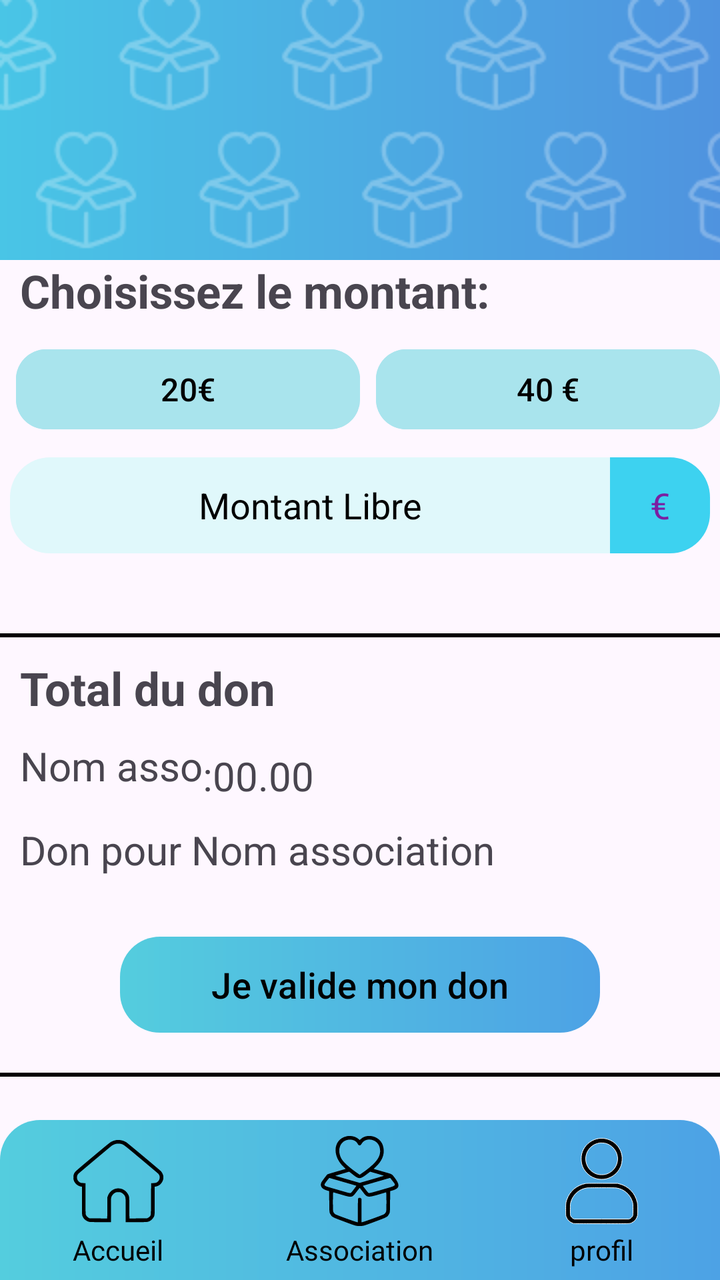
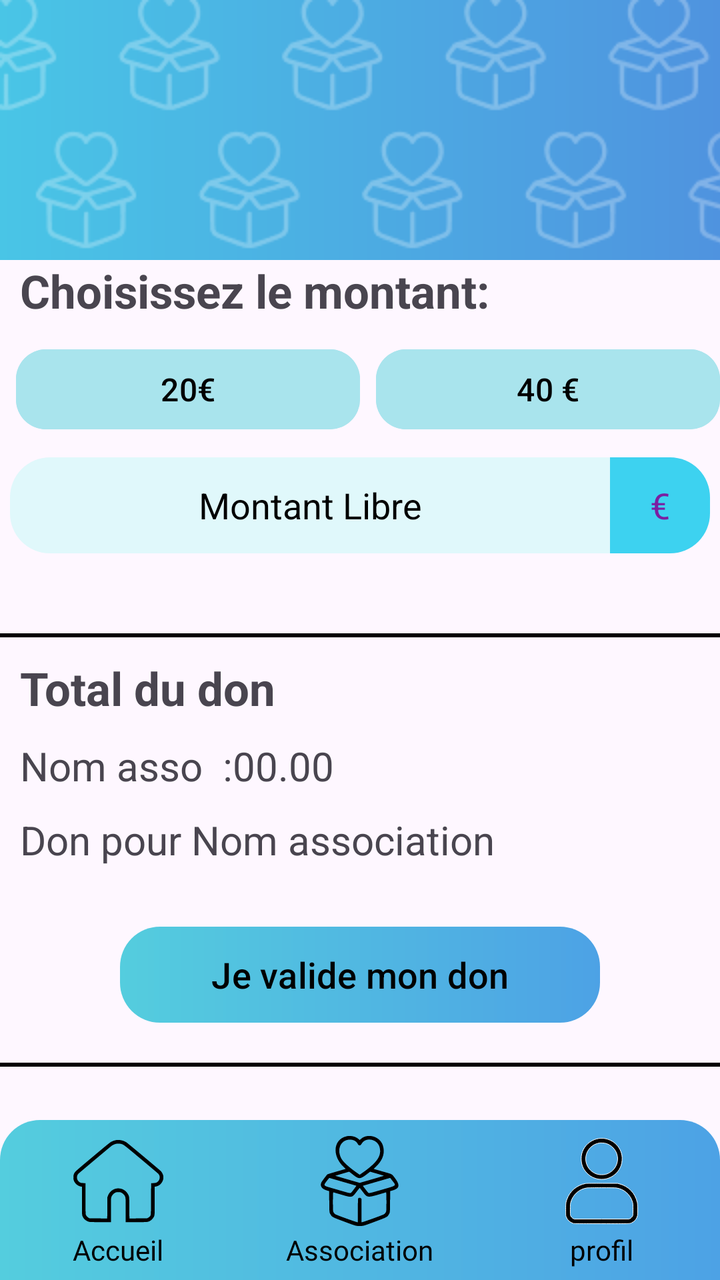

Screens rendered from an Android XML layout before and after an edit, with the pre-edit source and the edit as a unified diff.
<!-- AndroidManifest.xml: application theme Theme.NewAgapiVERSION311CLEAN -->
<!-- res/layout/page_don.xml -->
<?xml version="1.0" encoding="utf-8"?>
<androidx.constraintlayout.widget.ConstraintLayout xmlns:android="http://schemas.android.com/apk/res/android"
    xmlns:tools="http://schemas.android.com/tools"
    android:layout_width="match_parent"
    android:layout_height="match_parent"
    xmlns:app="http://schemas.android.com/apk/res-auto">
    <include layout="@layout/page_association_header"
        android:id="@+id/header"
        app:layout_constraintTop_toTopOf="parent"
        app:layout_constraintStart_toStartOf="parent"
        app:layout_constraintEnd_toEndOf="parent"
        />

    <TextView
        android:id="@+id/TitleMontantDon"
        android:layout_width="wrap_content"
        android:layout_height="wrap_content"
        android:text="@string/choisissez_le_montant"
        app:layout_constraintStart_toStartOf="parent"
        app:layout_constraintTop_toBottomOf="@id/header"
        android:textSize="23sp"
        android:textStyle="bold"
        android:layout_marginStart="10dp"

         />


    <LinearLayout
        android:layout_width="match_parent"
        android:layout_height="wrap_content"
        android:orientation="vertical"
        app:layout_constraintTop_toBottomOf="@+id/TitleMontantDon"
        android:gravity="center"
        android:id="@+id/sectionMontant"

        >
        <LinearLayout
            style="?android:attr/buttonBarStyle"
            android:layout_width="match_parent"
            android:layout_height="wrap_content"
            android:layout_marginTop="10dp">

            <Button
                android:id="@+id/button"
                style="?android:attr/buttonBarButtonStyle"
                android:layout_width="0dp"
                android:layout_height="wrap_content"
                android:layout_marginHorizontal="25dp"
                android:layout_weight="1"
                android:text="20€"
                android:textColor="@color/text_svg_main_color"
                android:textSize="16sp"
                app:cornerRadius="15dp"
                android:backgroundTint="@color/button_don_color"

                tools:ignore="HardcodedText" />

            <Button
                android:id="@+id/button2"
                style="?android:attr/buttonBarButtonStyle"
                android:layout_width="0dp"
                android:layout_height="wrap_content"
                android:text="40 €"
                android:textSize="16sp"
                android:layout_weight="1"
                android:layout_marginHorizontal="25dp"
                app:layout_constraintWidth_percent="0.35"
                app:cornerRadius="15dp"
                android:textColor="@color/text_svg_main_color"
                android:backgroundTint="@color/button_don_color"
                tools:ignore="HardcodedText" />
        </LinearLayout>
        <LinearLayout
            android:layout_width="match_parent"
            android:layout_height="wrap_content"
            android:gravity="center"
            android:layout_marginTop="10dp"
            android:layout_marginBottom="20dp"
            >

            <EditText
                android:id="@+id/editTextNumberSigned"
                android:layout_width="300dp"
                android:layout_height="48dp"
                android:background="@drawable/background_inputtext_page_don"
                android:ems="10"
                android:gravity="center"
                android:hint="@string/montant_libre"
                android:importantForAutofill="no"
                android:inputType="numberSigned"
                android:textColorHint="@color/text_svg_main_color"

                />

            <TextView
                android:id="@+id/Euro"
                android:layout_width="50dp"
                android:layout_height="match_parent"
                android:background="@drawable/backgournd_inputtext_page_don_euro"
                android:gravity="center"
                android:text="€"
                android:textColor="#7B1FA2"
                android:textSize="18sp"
                tools:ignore="HardcodedText" />

        </LinearLayout>
    </LinearLayout>

    <View
        android:id="@+id/barChoisirMontant"
        android:layout_width="match_parent"
        android:layout_height="2dp"
        app:layout_constraintTop_toBottomOf="@id/sectionMontant"
        android:background="@color/text_svg_main_color"
        android:layout_marginTop="20dp"
        />

    <TextView
        android:id="@+id/titleTotalDuDon"
        android:layout_width="wrap_content"
        android:layout_height="wrap_content"
        android:text="@string/total_du_don"
        android:textStyle="bold"
        android:layout_marginStart="10dp"
        android:layout_marginTop="10dp"
        android:textSize="23sp"
        app:layout_constraintStart_toStartOf="parent"
        app:layout_constraintTop_toBottomOf="@+id/barChoisirMontant" />


    <TextView
        android:id="@+id/montantTotalDon"
        android:layout_width="wrap_content"
        android:layout_height="wrap_content"
        android:layout_marginTop="10dp"
        android:text=":00.00"
        android:textSize="20sp"
        app:layout_constraintStart_toEndOf="@+id/NomAssoPageDon"
        app:layout_constraintTop_toTopOf="@+id/NomAssoPageDon"
        app:layout_constraintBottom_toBottomOf="@id/NomAssoPageDon"
        />
    <TextView
        android:id="@+id/NomAssoPageDon"
        android:layout_width="wrap_content"
        android:layout_height="wrap_content"
        android:layout_marginTop="10dp"
        android:text="Nom asso"
        android:textSize="20sp"
        app:layout_constraintStart_toStartOf="@+id/titleTotalDuDon"
        app:layout_constraintTop_toBottomOf="@+id/titleTotalDuDon" />

    <TextView
        android:id="@+id/donPourAsso"
        android:layout_width="wrap_content"
        android:layout_height="wrap_content"
        android:layout_marginTop="10dp"
        android:text="@string/don_pour_nom_association"
        android:textSize="20sp"
        app:layout_constraintStart_toStartOf="@+id/NomAssoPageDon"
        app:layout_constraintTop_toBottomOf="@+id/montantTotalDon" />

    <View
        android:id="@+id/barTotalDuDon"
        android:layout_width="match_parent"
        android:layout_height="2dp"
        app:layout_constraintTop_toBottomOf="@id/buttonValideDon"
        android:background="@color/text_svg_main_color"
        android:layout_marginTop="20dp"
        />

    <com.google.android.material.button.MaterialButton
        android:id="@+id/buttonValideDon"
        android:layout_width="match_parent"
        android:layout_height="wrap_content"
        android:background="@drawable/background_button"
        android:text="@string/je_valide_mon_don"
        android:textColor="@color/text_svg_main_color"
        android:textSize="18sp"
        app:backgroundTint="@null"
        android:layout_marginTop="30dp"
        android:layout_marginHorizontal="60dp"
        app:layout_constraintTop_toBottomOf="@+id/donPourAsso"
 />

    <include layout="@layout/bottom_nav"
        android:id="@+id/footer"
        android:layout_width="match_parent"
        android:layout_height="wrap_content"
        app:layout_constraintBottom_toBottomOf="parent"
        />


</androidx.constraintlayout.widget.ConstraintLayout>
<!-- res/layout/page_association_header.xml (included above) -->
<?xml version="1.0" encoding="utf-8"?>
<androidx.constraintlayout.widget.ConstraintLayout xmlns:android="http://schemas.android.com/apk/res/android"
    xmlns:tools="http://schemas.android.com/tools"
    android:layout_width="match_parent"
    android:layout_height="wrap_content"
    xmlns:app="http://schemas.android.com/apk/res-auto">

    <ImageView
        android:id="@+id/fontHeader"
        android:layout_width="0dp"
        android:layout_height="130dp"

        android:contentDescription="Background"
        app:layout_constraintStart_toStartOf="parent"
        app:layout_constraintEnd_toEndOf="parent"
        app:layout_constraintTop_toTopOf="parent"
        app:srcCompat="@drawable/page_association_header_font"
        tools:ignore="HardcodedText" />

    <View
        android:id="@+id/Coeur"
        android:layout_width="0dp"
        android:layout_height="130dp"
        android:background="@drawable/page_association_header_pattern"
        app:layout_constraintStart_toStartOf="parent"
        app:layout_constraintEnd_toEndOf="parent"
        app:layout_constraintTop_toTopOf="parent"
        />
</androidx.constraintlayout.widget.ConstraintLayout>
<!-- res/layout/bottom_nav.xml (included above) -->
<?xml version="1.0" encoding="utf-8"?>
<androidx.constraintlayout.widget.ConstraintLayout xmlns:android="http://schemas.android.com/apk/res/android"
    xmlns:tools="http://schemas.android.com/tools"
    android:layout_width="match_parent"
    android:layout_height="match_parent"
    xmlns:app="http://schemas.android.com/apk/res-auto">

    <LinearLayout
        android:id="@+id/bottom_nav"
        android:layout_width="match_parent"
        android:layout_height="80dp"
        android:background="@drawable/background_menu_bottom_3buttons"
        android:baselineAligned="false"
        android:orientation="horizontal"
        app:layout_constraintBottom_toBottomOf="parent"

        >

        <LinearLayout
            android:layout_width="wrap_content"
            android:layout_height="match_parent"
            android:layout_weight="1"
            android:gravity="center"
            android:orientation="vertical">

            <ImageButton
                android:id="@+id/buttonAccueil"
                android:layout_width="match_parent"
                android:layout_height="50dp"
                android:backgroundTint="#00FFFFFF"
                android:contentDescription="@string/home_icon"
                android:textSize="14sp"
                app:srcCompat="@drawable/home" />

            <TextView
                android:id="@+id/textViewAccueil"
                android:layout_width="match_parent"
                android:layout_height="wrap_content"
                android:fontFamily="@font/poppins_extrabold"
                android:text="@string/accueil"
                android:textAlignment="center"
                android:textColor="@color/text_svg_main_color"
                android:textSize="14sp" />
        </LinearLayout>


        <LinearLayout
            android:layout_width="wrap_content"
            android:layout_height="match_parent"
            android:layout_weight="1"
            android:gravity="center"
            android:orientation="vertical">

            <ImageButton
                android:id="@+id/buttonAsso"
                android:layout_width="match_parent"
                android:layout_height="50dp"
                android:backgroundTint="#00FFFFFF"
                android:contentDescription="@string/association_icon"
                android:textSize="14sp"
                app:srcCompat="@drawable/charity">

            </ImageButton>


            <TextView
                android:id="@+id/textViewAssociations"
                android:layout_width="match_parent"
                android:layout_height="wrap_content"
                android:fontFamily="@font/poppins_extrabold"
                android:text="@string/association"
                android:textAlignment="center"
                android:textColor="@color/text_svg_main_color"
                android:textSize="14sp" />
        </LinearLayout>


        <LinearLayout
            android:layout_width="wrap_content"
            android:layout_height="match_parent"
            android:layout_weight="1"
            android:gravity="center"
            android:orientation="vertical">

            <ImageButton
                android:id="@+id/buttonProfil"
                android:layout_width="match_parent"
                android:layout_height="50dp"
                android:backgroundTint="#00FFFFFF"
                android:contentDescription="@string/profil_icon"
                android:textSize="14sp"
                app:srcCompat="@drawable/profil_noir"
                tools:ignore="ImageContrastCheck"/>
            <TextView
                android:id="@+id/textViewProfil"
                android:layout_width="match_parent"
                android:layout_height="wrap_content"
                android:fontFamily="@font/poppins_extrabold"
                android:text="@string/profil"
                android:textAlignment="center"
                android:textColor="@color/text_svg_main_color"
                android:textSize="14sp" />
        </LinearLayout>
    </LinearLayout>

</androidx.constraintlayout.widget.ConstraintLayout>
<!-- resources referenced by this layout -->
<resources>
  <color name="button_don_color">#A9E4ED</color>
  <color name="text_svg_main_color">#FF000000</color>
  <!-- drawable backgournd_inputtext_page_don_euro (drawable) -->
  <shape xmlns:android="http://schemas.android.com/apk/res/android"
      android:shape="rectangle">
      <solid android:color="#3DD2F0" />
      <corners
          android:topRightRadius="20dp"
          android:bottomRightRadius="20dp" />
  </shape>
  <!-- drawable background_button (drawable) -->
  <?xml version="1.0" encoding="utf-8"?>
  <shape xmlns:android="http://schemas.android.com/apk/res/android"
      >
  
      <gradient
          android:angle="0"
          android:startColor="#54CDDE"
          android:endColor="#4DA2E5"  />
  
      <corners
          android:topLeftRadius="20dp"
          android:topRightRadius="20dp"
          android:bottomLeftRadius="20dp"
          android:bottomRightRadius="20dp"/>
  
  </shape>
  <!-- drawable background_inputtext_page_don (drawable) -->
  <shape xmlns:android="http://schemas.android.com/apk/res/android"
      android:shape="rectangle">
      <solid android:color="#E0F8FB" />
      <corners
          android:topLeftRadius="20dp"
          android:bottomLeftRadius="20dp" />
  </shape>
  <!-- drawable background_menu_bottom_3buttons (drawable) -->
  <?xml version="1.0" encoding="utf-8"?>
  <shape xmlns:android="http://schemas.android.com/apk/res/android">
  
      <gradient
          android:angle="0"
          android:startColor="#54CDDE"
          android:endColor="#4DA2E5" />
  
      <corners
          android:topLeftRadius="20dp"
          android:topRightRadius="20dp"
          android:bottomLeftRadius="0dp"
          android:bottomRightRadius="0dp"/>
  
  </shape>
  <!-- drawable page_association_header_font (drawable) -->
  <layer-list xmlns:android="http://schemas.android.com/apk/res/android">
      <item>
          <shape android:shape="rectangle">
              <gradient
                  android:startColor="#49c5e6"
                  android:endColor="#4f93df"
                  android:angle="0"/>
          </shape>
      </item>
  </layer-list>
  <!-- drawable page_association_header_pattern (drawable) -->
  <?xml version="1.0" encoding="utf-8"?>
  <bitmap xmlns:android="http://schemas.android.com/apk/res/android"
      android:src="@drawable/page_association_pattern"
      android:tileMode="repeat"
      android:gravity="center" />
  <string name="accueil">Accueil</string>
  <string name="association">Association</string>
  <string name="association_icon">association icon</string>
  <string name="choisissez_le_montant">Choisissez le montant:</string>
  <string name="don_pour_nom_association">Don pour Nom association</string>
  <string name="home_icon">Home Icon</string>
  <string name="je_valide_mon_don">Je valide mon don</string>
  <string name="montant_libre">Montant Libre</string>
  <string name="profil">profil</string>
  <string name="profil_icon">profil icon</string>
  <string name="total_du_don">Total du don</string>
  <style name="Theme.NewAgapiVERSION311CLEAN" parent="Base.Theme.NewAgapiVERSION311CLEAN" />
  <style name="Base.Theme.NewAgapiVERSION311CLEAN" parent="Theme.Material3.DayNight.NoActionBar">
          
          
        
      </style>
  <!-- unchanged entries left out for length: 4 -->
</resources>

<!-- the commit's change to res/layout/page_don.xml (unified diff, before → after) -->
@@ -129,6 +129,7 @@
 
 
     <TextView
+        android:layout_marginStart="10dp"
         android:id="@+id/montantTotalDon"
         android:layout_width="wrap_content"
         android:layout_height="wrap_content"
@@ -136,7 +137,7 @@
         android:text=":00.00"
         android:textSize="20sp"
         app:layout_constraintStart_toEndOf="@+id/NomAssoPageDon"
-        app:layout_constraintTop_toTopOf="@+id/NomAssoPageDon"
+
         app:layout_constraintBottom_toBottomOf="@id/NomAssoPageDon"
         />
     <TextView
